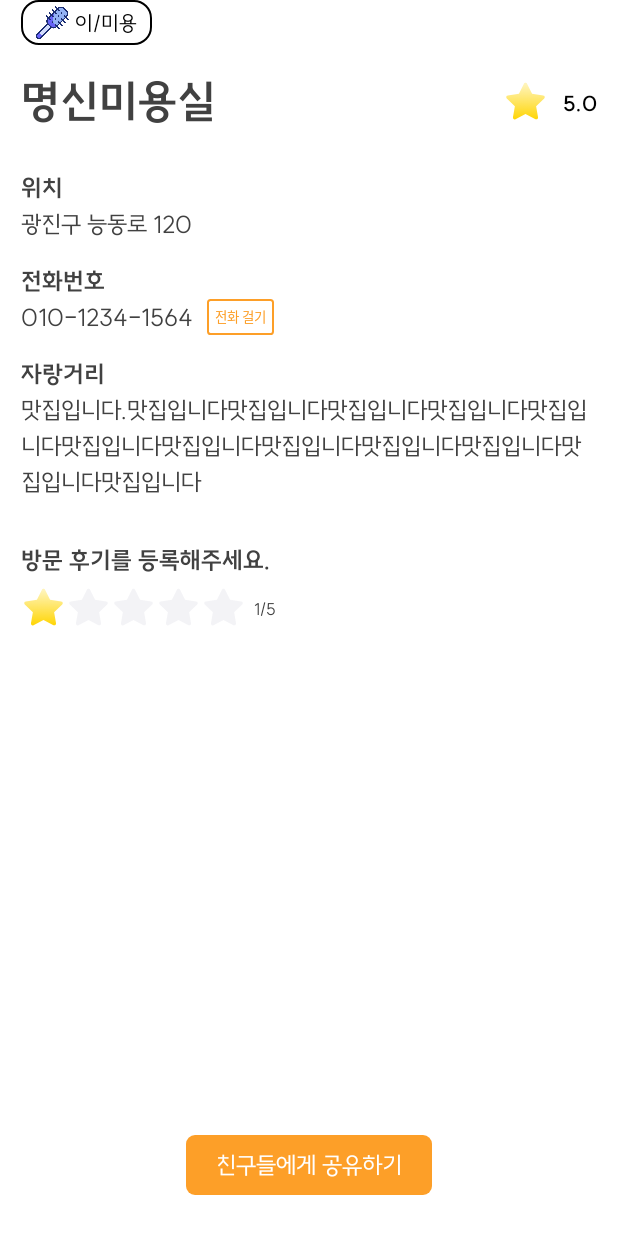
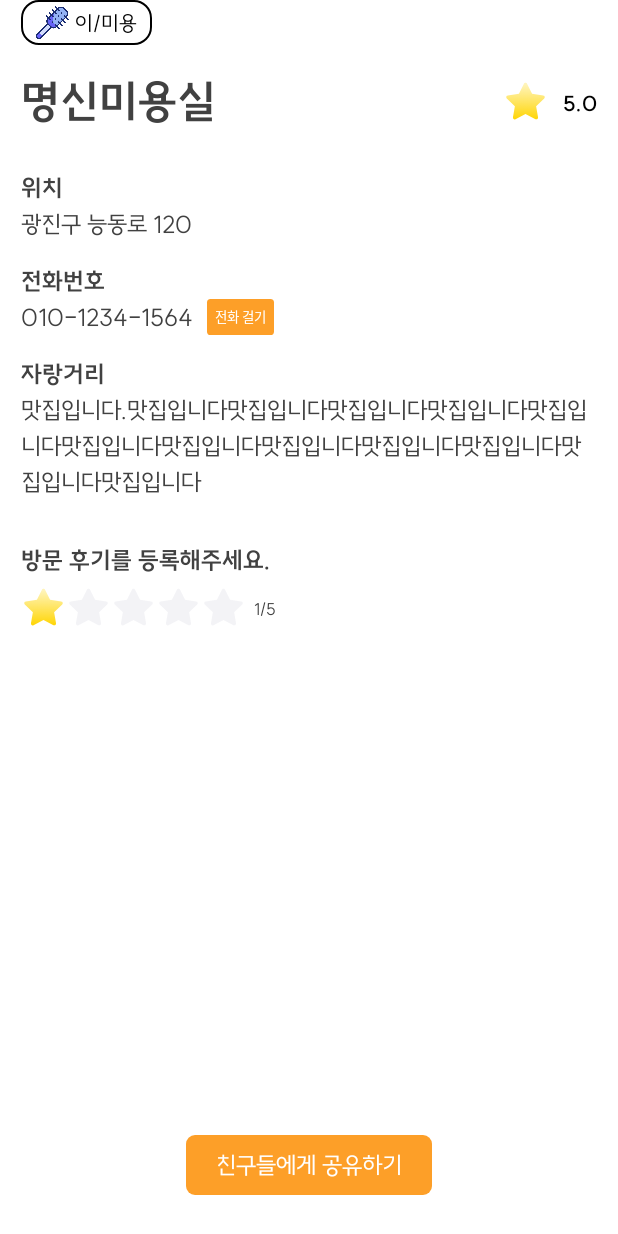
Before and after one commit to hwidung/KindStoreMap, an Android app built with Jetpack Compose: the @Preview function DetailBottomSheetContentPrev, on a phone screen of 412 x 824 dp. Run offline under Robolectric (Android 15) with nearby library versions, the phone set to English and light mode, and no system bars; pictures from the network do not load; Roboto replaces fonts that are not available here.

Commit message:
[feat] call chip 색상 변경

```diff
--- a/app/src/main/java/com/konkuk/kindmap/component/CallChip.kt
+++ b/app/src/main/java/com/konkuk/kindmap/component/CallChip.kt
@@ -1,7 +1,7 @@
 package com.konkuk.kindmap.component
 
 import android.content.Intent
-import androidx.compose.foundation.border
+import androidx.compose.foundation.background
 import androidx.compose.foundation.clickable
 import androidx.compose.foundation.layout.Arrangement
 import androidx.compose.foundation.layout.Row
@@ -27,8 +27,7 @@ fun CallChip(
     Row(
         modifier =
             modifier
-                .border(
-                    width = 1.dp,
+                .background(
                     color = KindMapTheme.colors.orange,
                     shape = RoundedCornerShape(10),
                 )
@@ -45,7 +44,7 @@ fun CallChip(
     ) {
         Text(
             text = "전화 걸기",
-            color = KindMapTheme.colors.orange,
+            color = KindMapTheme.colors.white,
             style = KindMapTheme.typography.caption_m_9,
         )
     }
```
